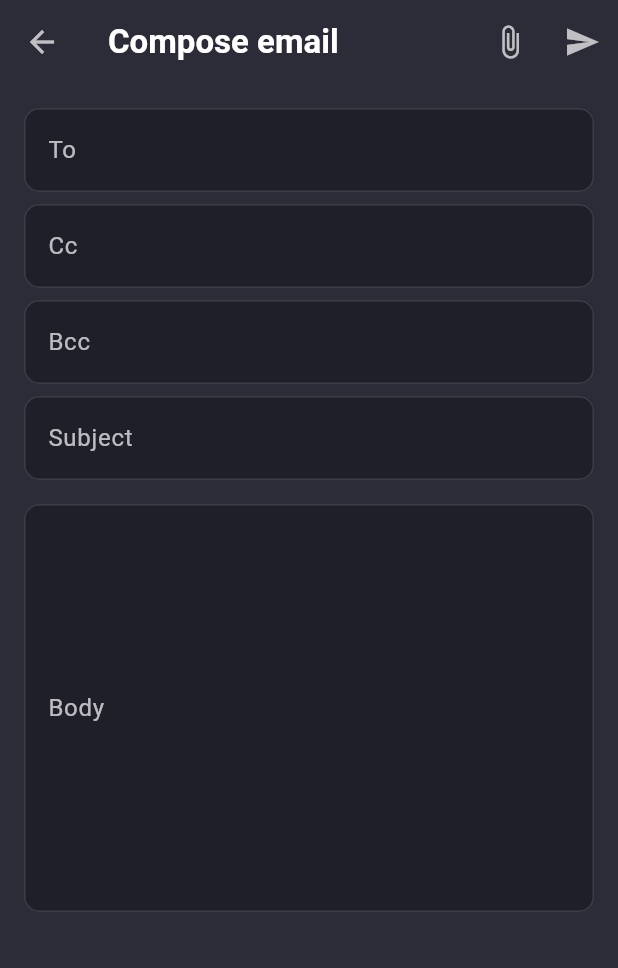
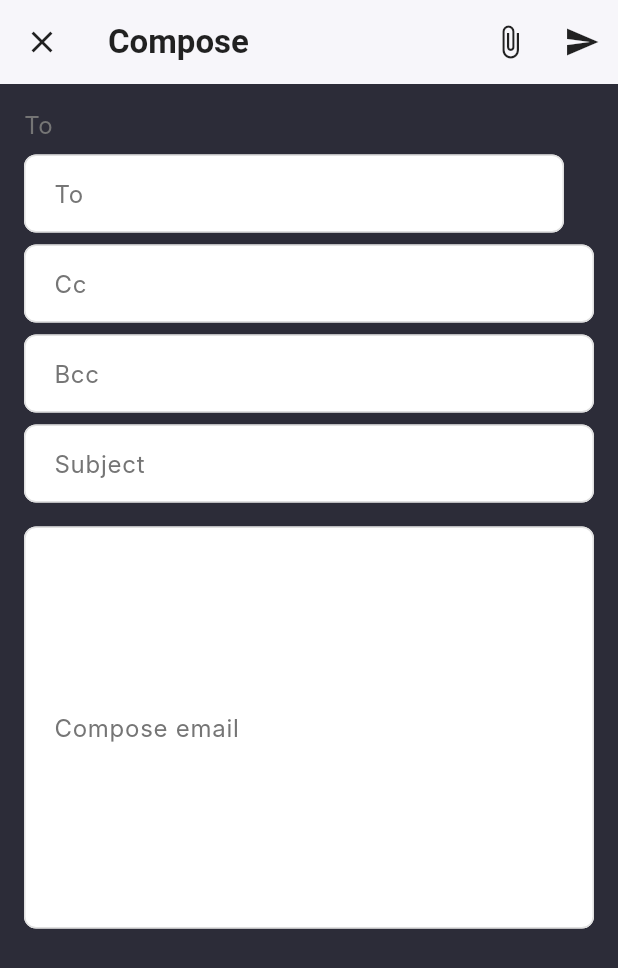
Before and after one commit to Yahaik4/Email_SourceCode_Frontend, a Flutter app: the ComposeMailPage screen opened directly, on a phone screen of 412 x 824 dp. Shown: the top 968 px of the screen. Run offline on Flutter 3.47's test engine with Material 3 defaults, Android fonts, the light colour scheme and no system bars; our stand-ins replace device_info_plus, firebase_auth, firebase_core, firebase_messaging, get_storage, image_picker and 3 more; missing offline and left inert: universal_html; accounts and stored records are empty; Roboto replaces fonts that are missing (Inter).

Commit message:
compose mail update v2

```diff
--- /dev/null
+++ b/lib/presentation/pages/home/compose_mail_page.dart
@@ -0,0 +1,301 @@
+import 'package:flutter/material.dart';
+
+class ComposeMailPage extends StatefulWidget {
+  const ComposeMailPage({Key? key}) : super(key: key);
+
+  @override
+  State<ComposeMailPage> createState() => _ComposeMailPageState();
+}
+
+class _ComposeMailPageState extends State<ComposeMailPage> {
+  final TextEditingController toController = TextEditingController();
+  final TextEditingController ccController = TextEditingController();
+  final TextEditingController bccController = TextEditingController();
+  final TextEditingController subjectController = TextEditingController();
+  final TextEditingController bodyController = TextEditingController();
+  final List<String> selectedRecipients = [];
+  final FocusNode toFocusNode = FocusNode();
+
+  @override
+  void dispose() {
+    toController.dispose();
+    ccController.dispose();
+    bccController.dispose();
+    subjectController.dispose();
+    bodyController.dispose();
+    toFocusNode.dispose();
+    super.dispose();
+  }
+
+  void _sendMail() {
+    // TODO: Implement send mail logic
+    ScaffoldMessenger.of(context).showSnackBar(
+      const SnackBar(content: Text('Email sent (demo)')),
+    );
+  }
+
+  void _attachFile() {
+    // TODO: Implement attach file logic
+    ScaffoldMessenger.of(context).showSnackBar(
+      const SnackBar(content: Text('Attachment feature (demo)')),
+    );
+  }
+
+  // Mock function to get email suggestions
+  List<String> _getEmailSuggestions(String query) {
+    // TODO: Replace with actual API call
+    final mockEmails = [
+      'john.doe@gmail.com',
+      'jane.smith@yahoo.com',
+      'alice.wonderland@company.com',
+      'bob.builder@outlook.com',
+      'charlie.brown@mail.com',
+      'david.jones@company.com',
+      'eve.adams@company.com',
+      'frank.miller@company.com',
+      'grace.hopper@company.com',
+      'henry.ford@company.com',
+    ];
+    return mockEmails.where((email) =>
+      email.toLowerCase().contains(query.toLowerCase()) ||
+      email.split('@')[0].toLowerCase().contains(query.toLowerCase())
+    ).toList();
+  }
+
+  @override
+  Widget build(BuildContext context) {
+    final isDark = Theme.of(context).brightness == Brightness.dark;
+    final iconColor = isDark ? Colors.white : Colors.black87;
+    return Scaffold(
+      appBar: AppBar(
+        backgroundColor: isDark ? Colors.grey[900] : Colors.white,
+        elevation: 1,
+        leading: IconButton(
+          icon: Icon(Icons.close, color: iconColor),
+          onPressed: () => Navigator.of(context).pop(),
+        ),
+        title: Text('Compose', style: TextStyle(color: iconColor)),
+        actions: [
+          IconButton(
+            icon: Icon(Icons.attach_file, color: iconColor),
+            onPressed: _attachFile,
+            tooltip: 'Attach',
+          ),
+          IconButton(
+            icon: Icon(Icons.send, color: iconColor),
+            onPressed: _sendMail,
+            tooltip: 'Send',
+          ),
+        ],
+        iconTheme: IconThemeData(color: iconColor),
+      ),
+      body: Padding(
+        padding: const EdgeInsets.all(16.0),
+        child: SingleChildScrollView(
+          child: Column(
+            crossAxisAlignment: CrossAxisAlignment.start,
+            children: [
+              _buildRecipientField(),
+              const SizedBox(height: 8),
+              _buildTextField('Cc', ccController),
+              const SizedBox(height: 8),
+              _buildTextField('Bcc', bccController),
+              const SizedBox(height: 8),
+              _buildTextField('Subject', subjectController),
+              const SizedBox(height: 16),
+              TextField(
+                controller: bodyController,
+                maxLines: 10,
+                style: TextStyle(color: Theme.of(context).brightness == Brightness.dark ? Colors.white : Colors.black87, fontFamily: 'Inter'),
+                decoration: InputDecoration(
+                  labelText: 'Compose email',
+                  labelStyle: TextStyle(color: Theme.of(context).brightness == Brightness.dark ? Colors.grey.shade500 : Colors.grey.shade600, fontFamily: 'Inter'),
+                  hintStyle: TextStyle(color: Theme.of(context).brightness == Brightness.dark ? Colors.grey.shade500 : Colors.grey.shade600, fontFamily: 'Inter'),
+                  border: OutlineInputBorder(
+                    borderRadius: BorderRadius.circular(8),
+                    borderSide: BorderSide(color: Theme.of(context).brightness == Brightness.dark ? Colors.grey.shade700 : Colors.grey.shade300),
+                  ),
+                  enabledBorder: OutlineInputBorder(
+                    borderRadius: BorderRadius.circular(8),
+                    borderSide: BorderSide(color: Theme.of(context).brightness == Brightness.dark ? Colors.grey.shade700 : Colors.grey.shade300),
+                  ),
+                  focusedBorder: OutlineInputBorder(
+                    borderRadius: BorderRadius.circular(8),
+                    borderSide: const BorderSide(color: Color(0xFF9146FF), width: 2),
+                  ),
+                  filled: true,
+                  fillColor: Theme.of(context).brightness == Brightness.dark ? const Color(0xFF1A1A2E) : Colors.white,
+                  contentPadding: const EdgeInsets.symmetric(horizontal: 16, vertical: 14),
+                ),
+              ),
+            ],
+          ),
+        ),
+      ),
+    );
+  }
+
+  Widget _buildRecipientField() {
+    final isDark = Theme.of(context).brightness == Brightness.dark;
+    final labelColor = isDark ? Colors.grey.shade500 : Colors.grey.shade600;
+    final borderColor = isDark ? Colors.grey.shade700 : Colors.grey.shade300;
+    final focusColor = const Color(0xFF9146FF);
+    final fillColor = isDark ? const Color(0xFF1A1A2E) : Colors.white;
+    final textColor = isDark ? Colors.white : Colors.black87;
+    double inputWidth = 360;
+    return Column(
+      crossAxisAlignment: CrossAxisAlignment.start,
+      children: [
+        Text('To', style: TextStyle(fontSize: 16, color: labelColor, fontFamily: 'Inter')),
+        const SizedBox(height: 8),
+        SizedBox(
+          width: inputWidth,
+          child: TextField(
+            controller: toController,
+            focusNode: toFocusNode,
+            style: TextStyle(color: textColor, fontFamily: 'Inter'),
+            cursorColor: textColor,
+            decoration: InputDecoration(
+              labelText: 'To',
+              labelStyle: TextStyle(color: labelColor, fontFamily: 'Inter'),
+              hintText: 'Enter recipient email',
+              hintStyle: TextStyle(color: labelColor, fontFamily: 'Inter'),
+              border: OutlineInputBorder(
+                borderRadius: BorderRadius.circular(8),
+                borderSide: BorderSide(color: borderColor),
+              ),
+              enabledBorder: OutlineInputBorder(
+                borderRadius: BorderRadius.circular(8),
+                borderSide: BorderSide(color: borderColor),
+              ),
+              focusedBorder: OutlineInputBorder(
+                borderRadius: BorderRadius.circular(8),
+                borderSide: BorderSide(color: focusColor, width: 2),
+              ),
+              filled: true,
+              fillColor: fillColor,
+              contentPadding: const EdgeInsets.symmetric(horizontal: 16, vertical: 14),
+            ),
+            onChanged: (value) {
+              setState(() {});
+            },
+          ),
+        ),
+        if (selectedRecipients.isNotEmpty)
+          Padding(
+            padding: const EdgeInsets.only(top: 8, left: 2, bottom: 2),
+            child: Wrap(
+              spacing: 8,
+              runSpacing: 8,
+              children: selectedRecipients.map((email) => Chip(
+                label: Text(email, style: TextStyle(color: textColor, fontFamily: 'Inter')),
+                backgroundColor: fillColor,
+                deleteIcon: Icon(Icons.close, size: 18, color: textColor),
+                onDeleted: () {
+                  setState(() {
+                    selectedRecipients.remove(email);
+                  });
+                },
+              )).toList(),
+            ),
+          ),
+        if (toController.text.isNotEmpty)
+          Align(
+            alignment: Alignment.centerLeft,
+            child: Container(
+              width: inputWidth,
+              margin: const EdgeInsets.only(top: 4, left: 2),
+              decoration: BoxDecoration(
+                color: fillColor,
+                borderRadius: BorderRadius.circular(8),
+                border: Border.all(color: borderColor, width: 1.2),
+                boxShadow: [
+                  BoxShadow(
+                    color: Colors.black.withOpacity(0.08),
+                    blurRadius: 4,
+                    offset: const Offset(0, 2),
+                  ),
+                ],
+              ),
+              child: Column(
+                mainAxisSize: MainAxisSize.min,
+                children: _getEmailSuggestions(toController.text).map((email) => ListTile(
+                  dense: true,
+                  minVerticalPadding: 0,
+                  isThreeLine: false,
+                  title: Text(
+                    email,
+                    style: TextStyle(
+                      color: textColor,
+                      fontSize: 15,
+                      fontFamily: 'Inter',
+                    ),
+                    overflow: TextOverflow.ellipsis,
+                  ),
+                  trailing: Row(
+                    mainAxisSize: MainAxisSize.min,
+                    children: [
+                      IconButton(
+                        icon: const Icon(Icons.check, color: Colors.green, size: 20),
+                        tooltip: 'Add',
+                        onPressed: () {
+                          setState(() {
+                            if (!selectedRecipients.contains(email)) {
+                              selectedRecipients.add(email);
+                            }
+                            toController.clear();
+                          });
+                        },
+                      ),
+                      IconButton(
+                        icon: const Icon(Icons.close, color: Colors.red, size: 20),
+                        tooltip: 'Dismiss',
+                        onPressed: () {
+                          setState(() {
+                            toController.clear();
+                          });
+                        },
+                      ),
+                    ],
+                  ),
+                )).toList(),
+              ),
+            ),
+          ),
+      ],
+    );
+  }
+
+  Widget _buildTextField(String label, TextEditingController controller) {
+    final isDark = Theme.of(context).brightness == Brightness.dark;
+    final labelColor = isDark ? Colors.grey.shade500 : Colors.grey.shade600;
+    final borderColor = isDark ? Colors.grey.shade700 : Colors.grey.shade300;
+    final focusColor = const Color(0xFF9146FF);
+    final fillColor = isDark ? const Color(0xFF1A1A2E) : Colors.white;
+    final textColor = isDark ? Colors.white : Colors.black87;
+    return TextField(
+      controller: controller,
+      style: TextStyle(color: textColor, fontFamily: 'Inter'),
+      decoration: InputDecoration(
+        labelText: label,
+        labelStyle: TextStyle(color: labelColor, fontFamily: 'Inter'),
+        hintStyle: TextStyle(color: labelColor, fontFamily: 'Inter'),
+        border: OutlineInputBorder(
+          borderRadius: BorderRadius.circular(8),
+          borderSide: BorderSide(color: borderColor),
+        ),
+        enabledBorder: OutlineInputBorder(
+          borderRadius: BorderRadius.circular(8),
+          borderSide: BorderSide(color: borderColor),
+        ),
+        focusedBorder: OutlineInputBorder(
+          borderRadius: BorderRadius.circular(8),
+          borderSide: BorderSide(color: focusColor, width: 2),
+        ),
+        filled: true,
+        fillColor: fillColor,
+        contentPadding: const EdgeInsets.symmetric(horizontal: 16, vertical: 14),
+      ),
+    );
+  }
+}
--- a/lib/presentation/pages/home/home_page.dart
+++ b/lib/presentation/pages/home/home_page.dart
@@ -8,7 +8,7 @@ import 'package:testabc/utils/session_manager.dart';
 import 'package:testabc/widgets/detail/custom_app_bar.dart';
 import 'package:testabc/widgets/home/email_drawer.dart';
 import 'package:testabc/widgets/home/email_list.dart';
-import '../../../widgets/home/compose_mail_page.dart'; // Adjust path if ComposeMailPage is in a different directory
+import 'compose_mail_page.dart'; // Updated path since both files are in the same directory
 
 class HomePage extends StatefulWidget {
   const HomePage({super.key});
--- a/lib/widgets/home/compose_mail_page.dart
+++ /dev/null
@@ -1,114 +0,0 @@
-import 'package:flutter/material.dart';
-
-class ComposeMailPage extends StatefulWidget {
-  const ComposeMailPage({Key? key}) : super(key: key);
-
-  @override
-  State<ComposeMailPage> createState() => _ComposeMailPageState();
-}
-
-class _ComposeMailPageState extends State<ComposeMailPage> {
-  final TextEditingController toController = TextEditingController();
-  final TextEditingController ccController = TextEditingController();
-  final TextEditingController bccController = TextEditingController();
-  final TextEditingController subjectController = TextEditingController();
-  final TextEditingController bodyController = TextEditingController();
-
-  @override
-  void dispose() {
-    toController.dispose();
-    ccController.dispose();
-    bccController.dispose();
-    subjectController.dispose();
-    bodyController.dispose();
-    super.dispose();
-  }
-
-  void _sendMail() {
-    // TODO: Implement send mail logic
-    ScaffoldMessenger.of(context).showSnackBar(
-      const SnackBar(content: Text('Đã gửi email (demo)')),
-    );
-  }
-
-  void _attachFile() {
-    // TODO: Implement attach file logic
-    ScaffoldMessenger.of(context).showSnackBar(
-      const SnackBar(content: Text('Chức năng đính kèm (demo)')),
-    );
-  }
-
-  @override
-  Widget build(BuildContext context) {
-    return Scaffold(
-      appBar: AppBar(
-        backgroundColor: Theme.of(context).scaffoldBackgroundColor, // Đồng bộ với theme
-        foregroundColor: Theme.of(context).iconTheme.color, // Màu icon và tiêu đề
-        title: Text(
-          'Compose email',
-          style: TextStyle(color: Theme.of(context).textTheme.titleLarge?.color),
-        ),
-        actions: [
-          IconButton(
-            icon: const Icon(Icons.attach_file),
-            onPressed: _attachFile,
-            tooltip: 'Attachments',
-          ),
-          IconButton(
-            icon: const Icon(Icons.send),
-            onPressed: _sendMail,
-            tooltip: 'Send',
-          ),
-        ],
-      ),
-      body: Padding(
-        padding: const EdgeInsets.all(16.0),
-        child: SingleChildScrollView(
-          child: Column(
-            crossAxisAlignment: CrossAxisAlignment.start,
-            children: [
-              _buildTextField('To', toController),
-              const SizedBox(height: 8),
-              _buildTextField('Cc', ccController),
-              const SizedBox(height: 8),
-              _buildTextField('Bcc', bccController),
-              const SizedBox(height: 8),
-              _buildTextField('Subject', subjectController),
-              const SizedBox(height: 16),
-              TextField(
-                controller: bodyController,
-                maxLines: 10,
-                decoration: InputDecoration(
-                  labelText: 'Body',
-                  // Sử dụng inputDecorationTheme từ theme
-                  border: Theme.of(context).inputDecorationTheme.border,
-                  enabledBorder: Theme.of(context).inputDecorationTheme.enabledBorder,
-                  filled: Theme.of(context).inputDecorationTheme.filled,
-                  fillColor: Theme.of(context).inputDecorationTheme.fillColor,
-                  labelStyle: Theme.of(context).inputDecorationTheme.labelStyle,
-                  prefixIconColor: Theme.of(context).inputDecorationTheme.prefixIconColor,
-                ),
-              ),
-            ],
-          ),
-        ),
-      ),
-    );
-  }
-
-  Widget _buildTextField(String label, TextEditingController controller) {
-    return TextField(
-      controller: controller,
-      decoration: InputDecoration(
-        labelText: label,
-        // Sử dụng inputDecorationTheme từ theme
-        border: Theme.of(context).inputDecorationTheme.border,
-        enabledBorder: Theme.of(context).inputDecorationTheme.enabledBorder,
-        filled: Theme.of(context).inputDecorationTheme.filled,
-        fillColor: Theme.of(context).inputDecorationTheme.fillColor,
-        labelStyle: Theme.of(context).inputDecorationTheme.labelStyle,
-        prefixIconColor: Theme.of(context).inputDecorationTheme.prefixIconColor,
-      ),
-    );
-  }
-}
--- a/pubspec.yaml
+++ b/pubspec.yaml
@@ -48,7 +48,7 @@ dependencies:
   http_parser: ^4.0.2
   socket_io_client: ^3.1.2
   permission_handler: ^12.0.0+1
-  device_info_plus: ^11.4.0
+  device_info_plus: ^11.3.0
 
 dev_dependencies:
   flutter_test:
```
Also changed, not shown: pubspec.lock.
